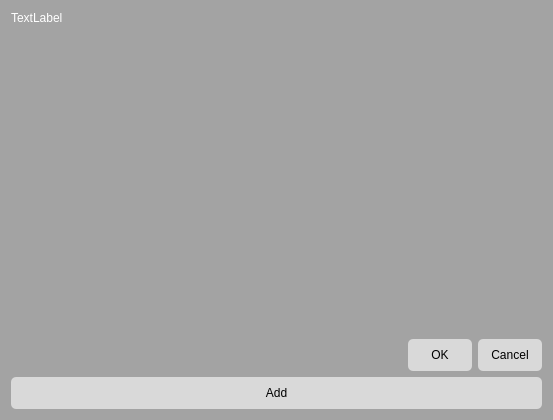
Above: widgets/editor/EditorTools/Settings/inputlistsettings.ui from taliyos/DialogueCreatorForGames before the change. Below: the same form after it.
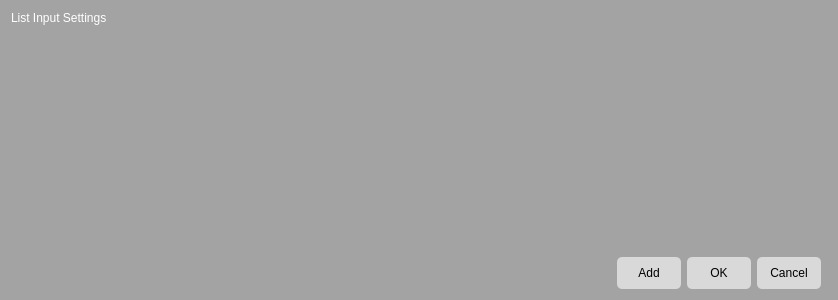
That is the form after the change.

Commit message: Lists and input lists have functionality

The edit to the form file:
```diff
--- a/widgets/editor/EditorTools/Settings/inputlistsettings.ui
+++ b/widgets/editor/EditorTools/Settings/inputlistsettings.ui
@@ -6,8 +6,8 @@
    <rect>
     <x>0</x>
     <y>0</y>
-    <width>553</width>
-    <height>420</height>
+    <width>400</width>
+    <height>300</height>
    </rect>
   </property>
   <property name="palette">
@@ -477,36 +477,32 @@
 }</string>
   </property>
   <layout class="QGridLayout" name="gridLayout_3">
-   <item row="5" column="0">
-    <widget class="QPushButton" name="Add">
+   <item row="0" column="0">
+    <widget class="QLabel" name="label">
      <property name="minimumSize">
       <size>
-       <width>64</width>
-       <height>32</height>
+       <width>600</width>
+       <height>0</height>
+      </size>
+     </property>
+     <property name="maximumSize">
+      <size>
+       <width>600</width>
+       <height>30</height>
       </size>
      </property>
      <property name="text">
-      <string>Add</string>
+      <string>List Input Settings</string>
      </property>
     </widget>
    </item>
-   <item row="3" column="0">
-    <widget class="QDialogButtonBox" name="buttonBox">
-     <property name="orientation">
-      <enum>Qt::Horizontal</enum>
-     </property>
-     <property name="standardButtons">
-      <set>QDialogButtonBox::Cancel|QDialogButtonBox::Ok</set>
-     </property>
-    </widget>
-   </item>
-   <item row="1" column="0">
+   <item row="1" column="0" colspan="4">
     <layout class="QGridLayout" name="gridLayout_2">
      <property name="spacing">
       <number>0</number>
      </property>
-     <item row="0" column="0">
-      <layout class="QVBoxLayout" name="layout_2">
+     <item row="1" column="0">
+      <layout class="QVBoxLayout" name="verticalLayout">
        <item>
         <spacer name="verticalSpacer_2">
          <property name="orientation">
@@ -524,10 +520,32 @@
      </item>
     </layout>
    </item>
-   <item row="0" column="0">
-    <widget class="QLabel" name="label">
+   <item row="2" column="1">
+    <widget class="QPushButton" name="Add">
+     <property name="minimumSize">
+      <size>
+       <width>64</width>
+       <height>32</height>
+      </size>
+     </property>
      <property name="text">
-      <string>TextLabel</string>
+      <string>Add</string>
+     </property>
+    </widget>
+   </item>
+   <item row="2" column="2">
+    <widget class="QDialogButtonBox" name="buttonBox">
+     <property name="baseSize">
+      <size>
+       <width>312</width>
+       <height>32</height>
+      </size>
+     </property>
+     <property name="orientation">
+      <enum>Qt::Horizontal</enum>
+     </property>
+     <property name="standardButtons">
+      <set>QDialogButtonBox::Cancel|QDialogButtonBox::Ok</set>
      </property>
     </widget>
    </item>
```
Left out of the diff: 34 changed lines with no effect on the pictures. The commit also changes 29 other files.
